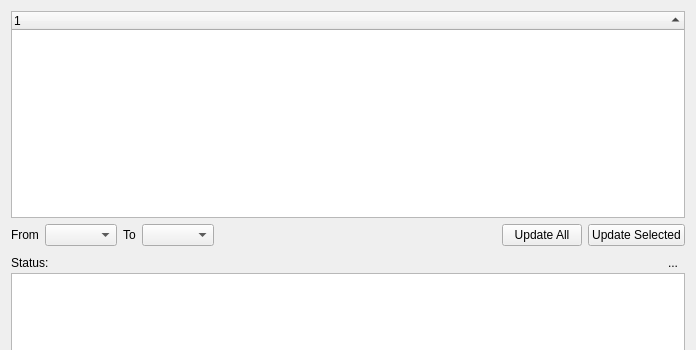
This is kmymoney/dialogs/kequitypriceupdatedlg.ui in KDE/kmymoney as Qt 5 draws it before an edit; both pictures show x 0 to 696 and y 0 to 350 of the 696 by 526 pixel window. The edited form follows.
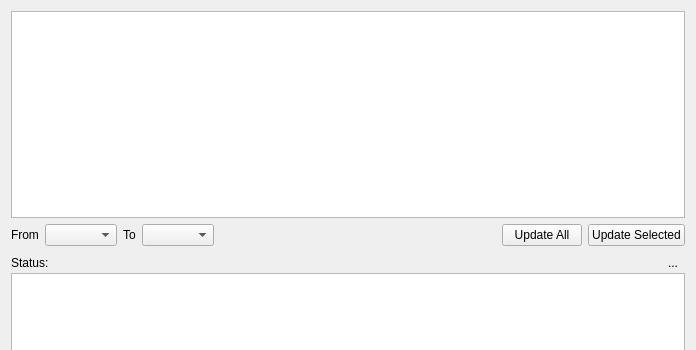
This is the edited form. Custom widgets are drawn as their Qt base class.

Patch:
```diff
--- a/kmymoney/dialogs/kequitypriceupdatedlg.ui
+++ b/kmymoney/dialogs/kequitypriceupdatedlg.ui
@@ -16,45 +16,49 @@
   </property>
   <layout class="QVBoxLayout" name="verticalLayout_2">
    <item>
-    <widget class="QTreeWidget" name="lvEquityList">
-     <property name="minimumSize">
-      <size>
-       <width>350</width>
-       <height>0</height>
-      </size>
+    <widget class="QTreeView" name="equityView">
+     <property name="sizeAdjustPolicy">
+      <enum>QAbstractScrollArea::AdjustToContents</enum>
      </property>
-     <property name="toolTip">
-      <string>List of known Equities, and the date they were last updated on.</string>
-     </property>
-     <property name="frameShape">
-      <enum>QFrame::StyledPanel</enum>
-     </property>
-     <property name="frameShadow">
-      <enum>QFrame::Plain</enum>
+     <property name="tabKeyNavigation">
+      <bool>false</bool>
      </property>
      <property name="alternatingRowColors">
       <bool>true</bool>
      </property>
+     <property name="selectionMode">
+      <enum>QAbstractItemView::MultiSelection</enum>
+     </property>
+     <property name="selectionBehavior">
+      <enum>QAbstractItemView::SelectRows</enum>
+     </property>
      <property name="rootIsDecorated">
       <bool>false</bool>
      </property>
-     <property name="sortingEnabled">
-      <bool>true</bool>
-     </property>
      <property name="allColumnsShowFocus">
       <bool>true</bool>
      </property>
-     <column>
-      <property name="text">
-       <string notr="true">1</string>
-      </property>
-     </column>
     </widget>
    </item>
    <item>
+    <layout class="QHBoxLayout" name="horizontalLayout_3">
+     <item>
+      <widget class="QWidget" name="m_dateContainer" native="true">
     <layout class="QHBoxLayout" name="horizontalLayout">
+        <property name="leftMargin">
+         <number>0</number>
+        </property>
+        <property name="topMargin">
+         <number>0</number>
+        </property>
+        <property name="rightMargin">
+         <number>0</number>
+        </property>
+        <property name="bottomMargin">
+         <number>0</number>
+        </property>
      <item>
-      <widget class="QLabel" name="label_2">
+         <widget class="QLabel" name="m_fromLabel">
        <property name="text">
         <string comment="@label:chooser Date">From</string>
        </property>
@@ -64,7 +68,7 @@
       <widget class="KMyMoneyDateEdit" name="m_fromDate"/>
      </item>
      <item>
-      <widget class="QLabel" name="label">
+         <widget class="QLabel" name="m_toLabel">
        <property name="text">
         <string comment="@label:chooser Date">To</string>
        </property>
@@ -73,6 +77,9 @@
      <item>
       <widget class="KMyMoneyDateEdit" name="m_toDate"/>
      </item>
+       </layout>
+      </widget>
+     </item>
      <item>
       <spacer name="horizontalSpacer_2">
        <property name="orientation">
```
Left out of the diff: 1 changed line with no effect on the pictures. Lines whose indentation alone changed are shown as unchanged.
